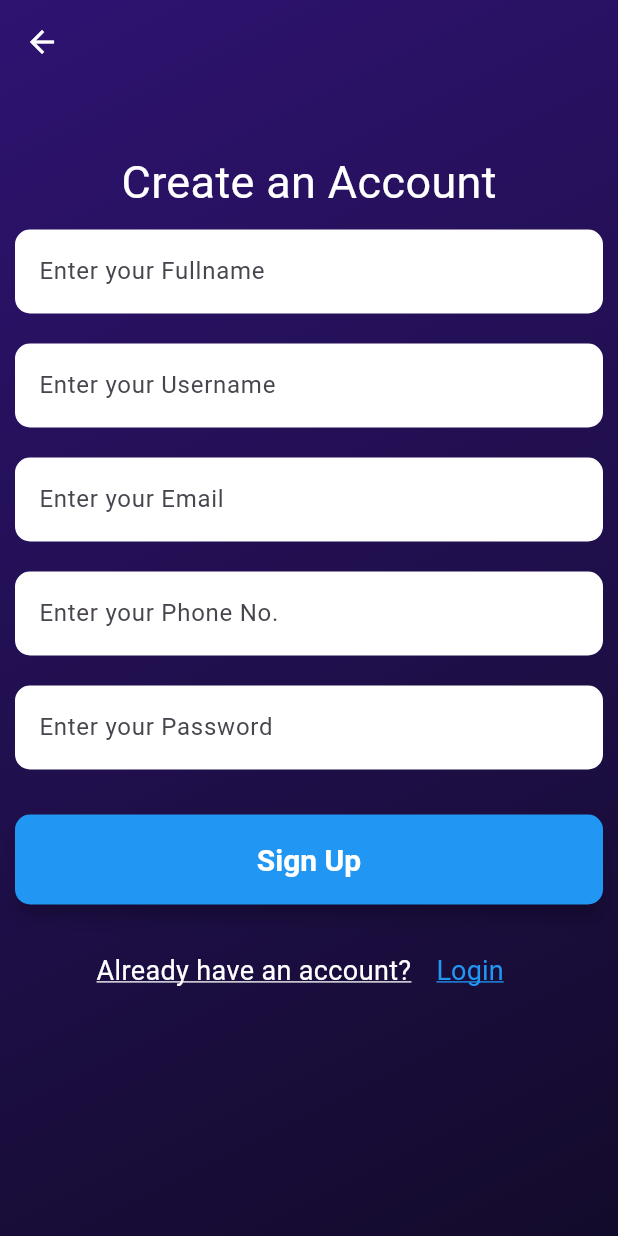
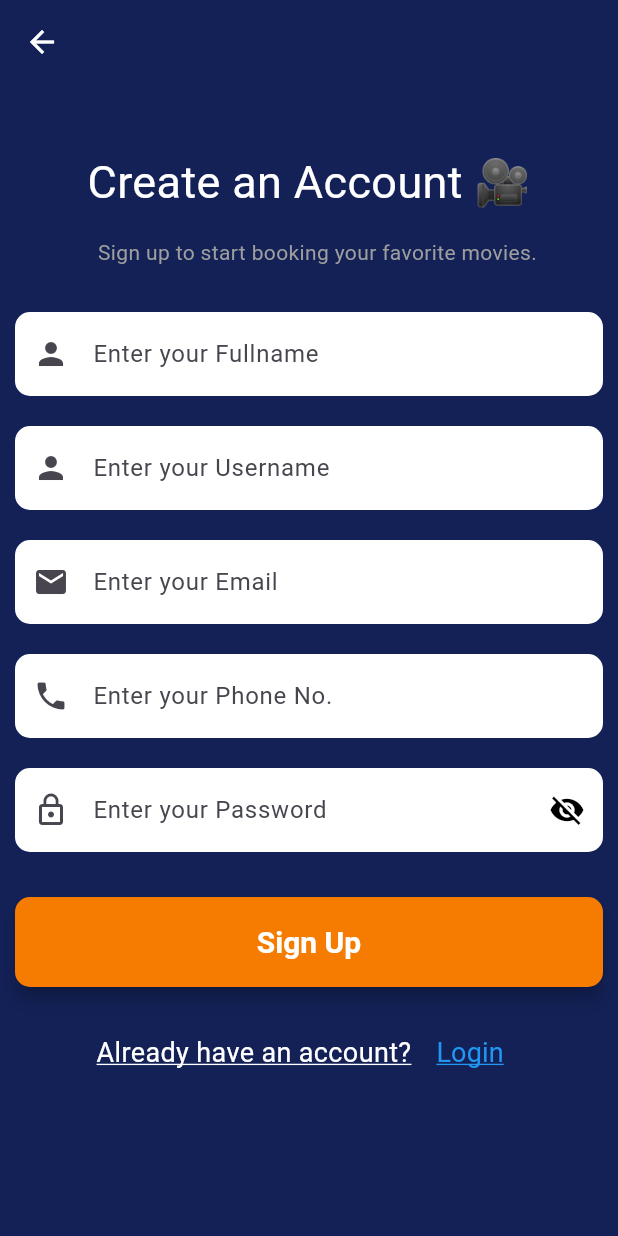
Before and after one commit to manishaa8981/movie_booking_mobile_app, a Flutter app: the screen it shows after launch, after a tap on "Skip", after a tap on "Login", after a tap on "Sign up", on a phone screen of 412 x 824 dp. Run offline on Flutter 3.47's test engine with Material 3 defaults, Android fonts, the phone set to English and light mode, and no system bars; our stand-ins replace dartz, equatable, flutter_bloc, get_it, hive_flutter; accounts and stored records are empty; Roboto replaces fonts that are missing (Poppins).

Commit message:
changes in color

```diff
--- a/lib/app/constants/hive_table_constant.dart
+++ b/lib/app/constants/hive_table_constant.dart
@@ -4,9 +4,5 @@ class HiveTableConstant {
   static const int authTableId = 0;
   static const String authBox = 'authBox';
 
-  // static const int batchTableId = 1;
-  // static const String batchBox = 'batchBox';
 
-  // static const int courseTableId = 2;
-  // static const String courseBox = 'courseBox';
 }
--- a/lib/core/common/snackbar/my_snackbar.dart
+++ b/lib/core/common/snackbar/my_snackbar.dart
@@ -9,5 +9,9 @@ mySnackBar({
     content: Text(message),
     duration: const Duration(seconds: 3),
     behavior: SnackBarBehavior.floating,
+      margin: const EdgeInsets.all(16), // Adds margin to prevent overlap
+      shape: RoundedRectangleBorder(
+        borderRadius: BorderRadius.circular(8),
+      )
   ));
 }
--- a/lib/core/network/hive_service.dart
+++ b/lib/core/network/hive_service.dart
@@ -9,6 +9,10 @@ class HiveService {
     var path = '${directory.path}movie_ticket_booking.db';
 
     Hive.init(path);
+
+    //Register Adapter
+    Hive.registerAdapter(AuthHiveModelAdapter());
+
   }
 
   // Auth Queries
--- a/lib/core/theme/app_theme.dart
+++ b/lib/core/theme/app_theme.dart
@@ -15,7 +15,7 @@ ThemeData getThemeData() {
       ),
     )),
     appBarTheme: const AppBarTheme(
-      color: Color.fromARGB(255, 58, 57, 58),
+      color: Color.fromARGB(255, 43, 66, 151),
       elevation: 2,
       centerTitle: true,
       titleTextStyle: TextStyle(
--- a/lib/features/auth/presentation/view/login_view.dart
+++ b/lib/features/auth/presentation/view/login_view.dart
@@ -1,5 +1,6 @@
 import 'package:flutter/material.dart';
 import 'package:flutter_bloc/flutter_bloc.dart';
+import 'package:movie_ticket_booking/core/common/snackbar/my_snackbar.dart';
 import 'package:movie_ticket_booking/features/auth/presentation/view/sign_up_view.dart';
 
 import '../../../home/presentation/view/home_view.dart';
@@ -16,7 +17,7 @@ class _LoginViewState extends State<LoginView> {
   final _formKey = GlobalKey<FormState>();
   final _usernameController = TextEditingController();
   final _passwordController = TextEditingController();
-
+  bool _isPasswordVisible = false;
   final FocusNode _usernameFocusNode = FocusNode();
   final FocusNode _passwordFocusNode = FocusNode();
 
@@ -60,14 +61,17 @@ class _LoginViewState extends State<LoginView> {
         height: double.infinity,
         width: double.infinity,
         decoration: const BoxDecoration(
-          gradient: LinearGradient(
-            begin: Alignment.topLeft,
-            end: Alignment.bottomRight,
-            colors: [
-              Color(0xFF2E1371),
-              Color(0xFF130B2B),
-            ],
-          ),
+          color: Color.fromARGB(255, 19, 33, 87),// Valid shade
+
+
+          // gradient: LinearGradient(
+          //   begin: Alignment.topLeft,
+          //   end: Alignment.bottomRight,
+          //   colors: [
+          //     Color(0xFF2E1371),
+          //     Color(0xFF130B2B),
+          //   ],
+          // ),
         ),
         child: SingleChildScrollView(
           child: Padding(
@@ -88,7 +92,18 @@ class _LoginViewState extends State<LoginView> {
                       ),
                     ),
                   ),
-                  const SizedBox(height: 40),
+                  const SizedBox(height:15),
+                  const Center(
+                    child: Text(
+                      'Please sign in to continue booking your favorite movies.',
+                      style: TextStyle(
+                        fontSize: 14,
+                        color: Colors.grey,
+                        fontFamily: 'Poppins',
+                      ),
+                    ),
+                  ),
+                  const SizedBox(height: 20),
                   const Text(
                     'Username',
                     style: TextStyle(
@@ -103,6 +118,7 @@ class _LoginViewState extends State<LoginView> {
                     focusNode: _usernameFocusNode,
                     controller: _usernameController,
                     decoration: InputDecoration(
+                      prefixIcon: Icon(Icons.person),
                       filled: true,
                       fillColor: Colors.white,
                       hintText: 'Enter your username',
@@ -127,7 +143,7 @@ class _LoginViewState extends State<LoginView> {
                   TextFormField(
                     focusNode: _passwordFocusNode,
                     controller: _passwordController,
-                    obscureText: true,
+                    obscureText: !_isPasswordVisible, // Toggles visibility
                     decoration: InputDecoration(
                       filled: true,
                       fillColor: Colors.white,
@@ -136,9 +152,22 @@ class _LoginViewState extends State<LoginView> {
                         borderRadius: BorderRadius.circular(10.0),
                         borderSide: BorderSide.none,
                       ),
+                      prefixIcon: const Icon(Icons.lock_outline),
+                      suffixIcon: IconButton(
+                        icon: Icon(
+                          _isPasswordVisible ? Icons.visibility : Icons.visibility_off,
+                          color: Colors.black,
+                        ),
+                        onPressed: () {
+                          setState(() {
+                            _isPasswordVisible = !_isPasswordVisible; // Toggle visibility
+                          });
+                        },
+                      ),
                     ),
                     validator: _validatePassword,
                   ),
+
                   _gap,
                   Row(
                     mainAxisAlignment: MainAxisAlignment.spaceBetween,
@@ -206,10 +235,11 @@ class _LoginViewState extends State<LoginView> {
                                   context: context,
                                 ),
                               );
+                          mySnackBar(context: context, message: "Login Successful!", color: Colors.green);
                         }
                       },
                       style: ElevatedButton.styleFrom(
-                        backgroundColor: Colors.blue,
+                        backgroundColor: Colors.orange[700],
                         shape: RoundedRectangleBorder(
                           borderRadius: BorderRadius.circular(10.0),
                         ),
@@ -223,7 +253,9 @@ class _LoginViewState extends State<LoginView> {
                           fontFamily: "Poppins",
                           fontWeight: FontWeight.bold,
                         ),
+
                       ),
+
                     ),
                   ),
                   const SizedBox(height: 20),
--- a/lib/features/auth/presentation/view/onboarding_view.dart
+++ b/lib/features/auth/presentation/view/onboarding_view.dart
@@ -78,8 +78,9 @@ class OnboardingView extends StatelessWidget {
                     decoration: const BoxDecoration(
                       gradient: LinearGradient(
                         colors: [
+                          Colors.transparent,
                           Color.fromARGB(170, 19, 19, 19),
-                          Color.fromARGB(200, 35, 4, 74),
+                          Color.fromARGB(200, 25, 23, 23),
                         ],
                         begin: Alignment.topCenter,
                         end: Alignment.bottomCenter,
--- a/lib/features/auth/presentation/view/sign_up_view.dart
+++ b/lib/features/auth/presentation/view/sign_up_view.dart
@@ -17,6 +17,7 @@ class _SignUpViewState extends State<SignUpView> {
   final _emailController = TextEditingController();
   final _contactNoController = TextEditingController();
   final _passwordController = TextEditingController();
+  bool _isPasswordVisible = false;
 
   @override
   void dispose() {
@@ -82,11 +83,12 @@ class _SignUpViewState extends State<SignUpView> {
         height: double.infinity,
         width: double.infinity,
         decoration: const BoxDecoration(
-          gradient: LinearGradient(
-            begin: Alignment.topLeft,
-            end: Alignment.bottomRight,
-            colors: [Color(0xFF2E1371), Color(0xFF130B2B)],
-          ),
+          color: Color.fromARGB(255, 19, 33, 87),
+          // gradient: LinearGradient(
+          //   begin: Alignment.topLeft,
+          //   end: Alignment.bottomRight,
+          //   colors: [Color(0xFF2E1371), Color(0xFF130B2B)],
+          // ),
         ),
         child: SingleChildScrollView(
           child: Form(
@@ -98,7 +100,7 @@ class _SignUpViewState extends State<SignUpView> {
                   padding: EdgeInsets.only(top: 100),
                   child: Center(
                     child: Text(
-                      'Create an Account',
+                      'Create an Account 🎥',
                       style: TextStyle(
                         fontSize: 30,
                         color: Colors.white,
@@ -107,31 +109,60 @@ class _SignUpViewState extends State<SignUpView> {
                     ),
                   ),
                 ),
+                const SizedBox(height:15),
+                const Center(
+                  child: Text(
+                    '   Sign up to start booking your favorite movies.',
+                    style: TextStyle(
+                      fontSize: 14,
+                      color: Colors.grey,
+                      fontFamily: 'Poppins',
+                    ),
+                  ),
+                ),const SizedBox(height:20),
                 _buildTextField(
+                  prefixIcon: const Icon(Icons.person),
                   controller: _fullnameController,
                   hintText: 'Enter your Fullname',
                   validator: _validateFullname,
                 ),
                 _buildTextField(
+                  prefixIcon: const Icon(Icons.person),
                   controller: _usernameController,
                   hintText: 'Enter your Username',
                   validator: _validateUsername,
                 ),
                 _buildTextField(
+                  prefixIcon: const Icon(Icons.email),
                   controller: _emailController,
                   hintText: 'Enter your Email',
                   validator: _validateEmail,
                 ),
                 _buildTextField(
+                  prefixIcon: const Icon(Icons.phone),
                   controller: _contactNoController,
                   hintText: 'Enter your Phone No.',
                   validator: _validateContact,
                 ),
                 _buildTextField(
+                  prefixIcon: const Icon(Icons.lock_outline),
                   controller: _passwordController,
                   hintText: 'Enter your Password',
-                  obscureText: true,
                   validator: _validatePassword,
+                  obscureText: !_isPasswordVisible,
+                  suffixIcon: IconButton(
+                    icon: Icon(
+                      _isPasswordVisible
+                          ? Icons.visibility
+                          : Icons.visibility_off,
+                      color: Colors.black,
+                    ),
+                    onPressed: () {
+                      setState(() {
+                        _isPasswordVisible = !_isPasswordVisible;
+                      });
+                    },
+                  ),
                 ),
                 Padding(
                   padding: const EdgeInsets.symmetric(
@@ -155,7 +186,7 @@ class _SignUpViewState extends State<SignUpView> {
                         }
                       },
                       style: ElevatedButton.styleFrom(
-                        backgroundColor: Colors.blue,
+                        backgroundColor: Colors.orange[700],
                         shape: RoundedRectangleBorder(
                           borderRadius: BorderRadius.circular(10.0),
                         ),
@@ -218,6 +249,9 @@ class _SignUpViewState extends State<SignUpView> {
     required String hintText,
     required String? Function(String?) validator,
     bool obscureText = false,
+    Widget? prefixIcon,
+    Widget? suffixIcon,
+
   }) {
     return Padding(
       padding: const EdgeInsets.all(10.0),
@@ -225,6 +259,8 @@ class _SignUpViewState extends State<SignUpView> {
         controller: controller,
         obscureText: obscureText,
         decoration: InputDecoration(
+          suffixIcon : suffixIcon,
+          prefixIcon: prefixIcon,
           filled: true,
           fillColor: Colors.white,
           hintText: hintText,
--- a/lib/features/auth/presentation/view_model/login/login_bloc.dart
+++ b/lib/features/auth/presentation/view_model/login/login_bloc.dart
@@ -28,7 +28,9 @@ class LoginBloc extends Bloc<LoginEvent, LoginState> {
         event.context,
         MaterialPageRoute(
           builder: (context) => BlocProvider.value(
-              value: _registerBloc, child: event.destination),
+            value: _registerBloc,
+            child: event.destination,
+          ),
         ),
       );
     });
@@ -45,8 +47,8 @@ class LoginBloc extends Bloc<LoginEvent, LoginState> {
       );
     });
 
-        on<LoginStudentEvent>(
-      (event, emit) async {
+    on<LoginStudentEvent>(
+          (event, emit) async {
         emit(state.copyWith(isLoading: true));
         final result = await _loginUseCase(
           LoginParams(
@@ -56,7 +58,7 @@ class LoginBloc extends Bloc<LoginEvent, LoginState> {
         );
 
         result.fold(
-          (failure) {
+              (l) {
             emit(state.copyWith(isLoading: false, isSuccess: false));
             mySnackBar(
               context: event.context,
@@ -64,14 +66,24 @@ class LoginBloc extends Bloc<LoginEvent, LoginState> {
               color: Colors.red,
             );
           },
-          (token) {
+              (token) {
             emit(state.copyWith(isLoading: false, isSuccess: true));
+
+            // Show success snack bar
+            mySnackBar(
+              context: event.context,
+              message: "Login Successful!",
+              color: Colors.green,
+            );
+
             add(
               NavigateHomeScreenEvent(
                 context: event.context,
-                destination: HomeView(),
+                destination: const HomeView(),
               ),
             );
+
+            // Optionally, store the token in HomeCubit
             //_homeCubit.setToken(token);
           },
         );
--- a/lib/features/home/presentation/view/home_view.dart
+++ b/lib/features/home/presentation/view/home_view.dart
@@ -31,18 +31,19 @@ class _HomeViewState extends State<HomeView> {
       body: lstBottomScreen[_selectedIndex],
       bottomNavigationBar: Container(
         decoration: BoxDecoration(
-          gradient: const LinearGradient(
-            colors: [
-              Color.fromARGB(200, 19, 19, 19), // Dark Gradient
-              Color.fromARGB(200, 35, 4, 74), // Purple Gradient
-            ],
-            begin: Alignment.topCenter,
-            end: Alignment.bottomCenter,
-          ),
-          borderRadius: const BorderRadius.only(
-            topLeft: Radius.circular(20),
-            topRight: Radius.circular(20),
-          ),
+          color: Colors.orange[700],
+          // gradient: const LinearGradient(
+          //   colors: [
+          //     Color.fromARGB(200, 19, 19, 19), // Dark Gradient
+          //     Color.fromARGB(200, 35, 4, 74), // Purple Gradient
+          //   ],
+          //   begin: Alignment.topCenter,
+          //   end: Alignment.bottomCenter,
+          // ),
+          // borderRadius: const BorderRadius.only(
+          //   topLeft: Radius.circular(20),
+          //   topRight: Radius.circular(20),
+          // ),
           boxShadow: [
             BoxShadow(
               color: Colors.black.withOpacity(0.3),
@@ -60,7 +61,8 @@ class _HomeViewState extends State<HomeView> {
           child: BottomNavigationBar(
             backgroundColor: Colors.transparent,
             elevation: 0,
-            selectedItemColor: Colors.purpleAccent,
+            selectedItemColor:  Color.fromARGB(255, 19, 33, 87),
+
             unselectedItemColor: Colors.white70,
             selectedFontSize: 14,
             unselectedFontSize: 12,
--- a/lib/features/splash/presentation/view/splash_view.dart
+++ b/lib/features/splash/presentation/view/splash_view.dart
@@ -31,14 +31,15 @@ class _SplashViewState extends State<SplashView> {
     return Scaffold(
       body: Container(
         decoration: const BoxDecoration(
-          gradient: LinearGradient(
-            begin: Alignment.topLeft,
-            end: Alignment.bottomRight,
-            colors: [
-              Color(0xFF2E1371), // Top left color
-              Color(0xFF130B2B), // Bottom right color
-            ],
-          ),
+          color: Colors.black87,
+          // gradient: LinearGradient(
+          //   begin: Alignment.topLeft,
+          //   end: Alignment.bottomRight,
+          //   colors: [
+          //     Color(0xFF2E1371), // Top left color
+          //     Color(0xFF130B2B), // Bottom right color
+          //   ],
+          // ),
         ),
         child: Center(
           child: Column(
```
